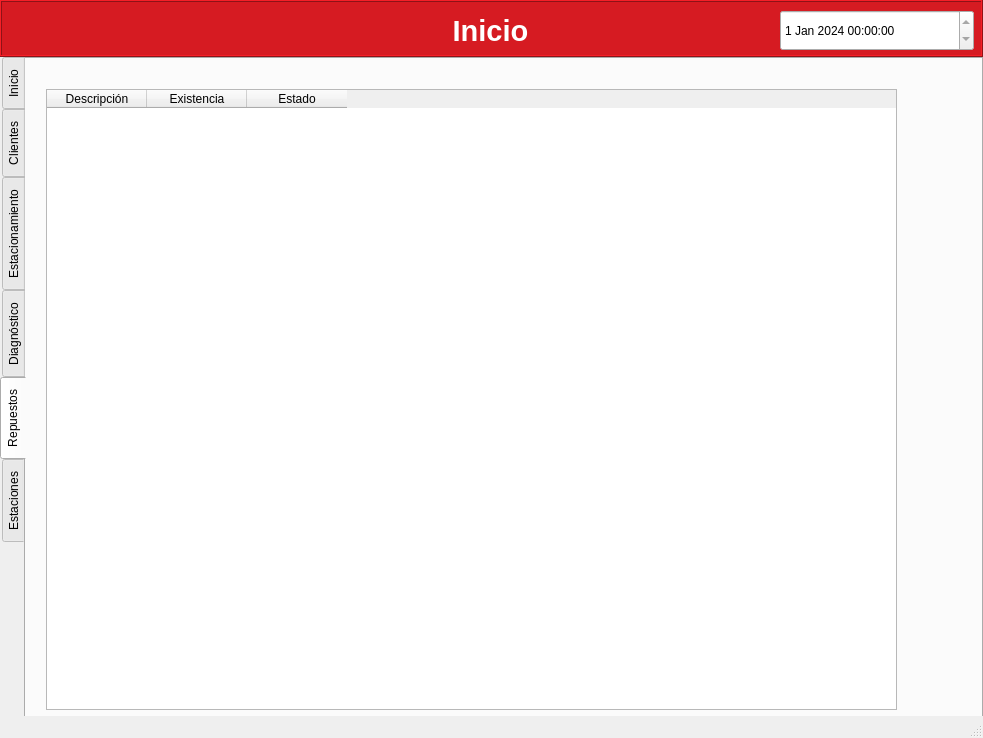
The window that src/taller/taller.ui (gabrielmj23/taller-mecanico-so) describes before a commit, drawn with Qt 5.
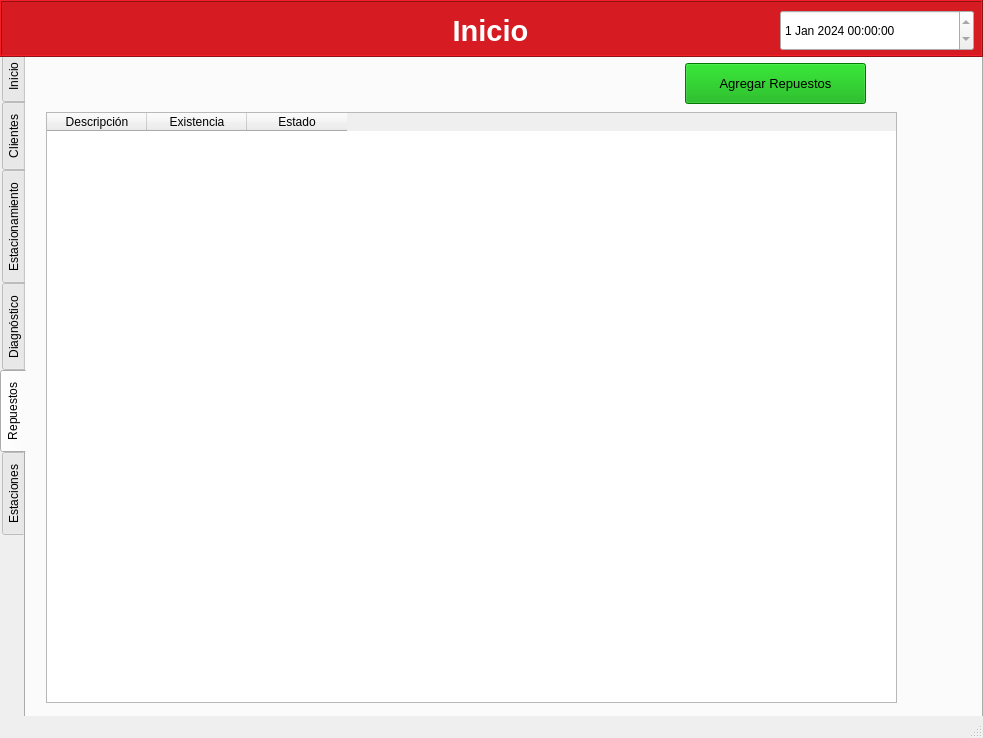
The same window after the commit. The open tabs and pages were chosen to show the change.

Commit message: Inventario de repuestos del taller con la clase Inventario

```diff
--- a/src/taller/taller.ui
+++ b/src/taller/taller.ui
@@ -18,7 +18,7 @@
     <property name="geometry">
      <rect>
       <x>0</x>
-      <y>57</y>
+      <y>50</y>
       <width>983</width>
       <height>681</height>
      </rect>
@@ -890,9 +890,9 @@
       <property name="geometry">
        <rect>
         <x>20</x>
-        <y>30</y>
+        <y>60</y>
         <width>851</width>
-        <height>621</height>
+        <height>591</height>
        </rect>
       </property>
       <property name="sizePolicy">
@@ -920,6 +920,30 @@
        </property>
       </column>
      </widget>
+     <widget class="QPushButton" name="btn_repuestos">
+      <property name="geometry">
+       <rect>
+        <x>659</x>
+        <y>11</y>
+        <width>181</width>
+        <height>41</height>
+       </rect>
+      </property>
+      <property name="font">
+       <font>
+        <pointsize>10</pointsize>
+       </font>
+      </property>
+      <property name="autoFillBackground">
+       <bool>false</bool>
+      </property>
+      <property name="styleSheet">
+       <string notr="true">background-color: rgb(0, 170, 0);</string>
+      </property>
+      <property name="text">
+       <string>Agregar Repuestos</string>
+      </property>
+     </widget>
     </widget>
     <widget class="QWidget" name="tab_7">
      <attribute name="title">
```
Left out of the diff: 8 changed lines with no effect on the pictures. The commit also changes 11 other files.
